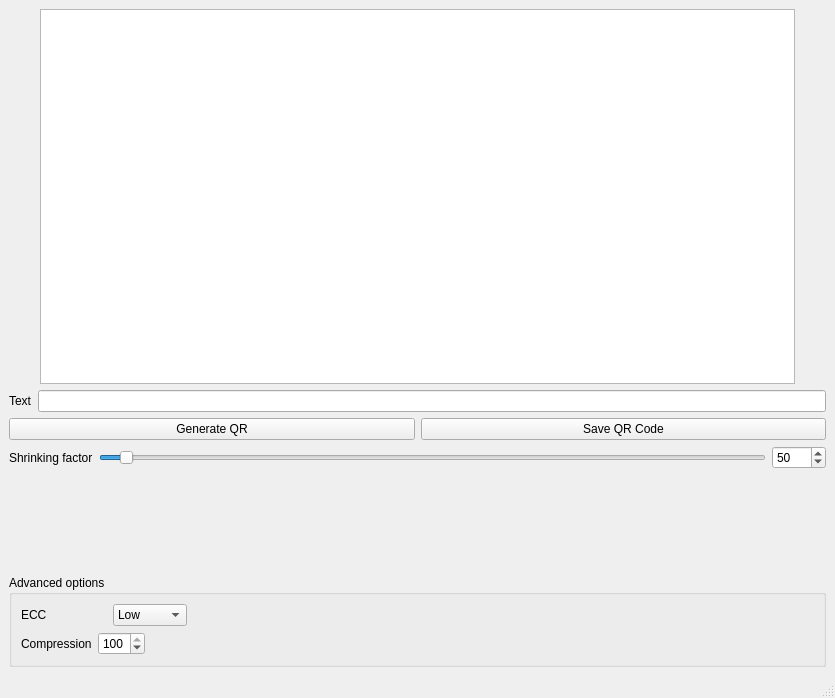
First picture: the form in src/mainwindow.ui, repository lluisalemanypuig/qr-encoder, before the edit.
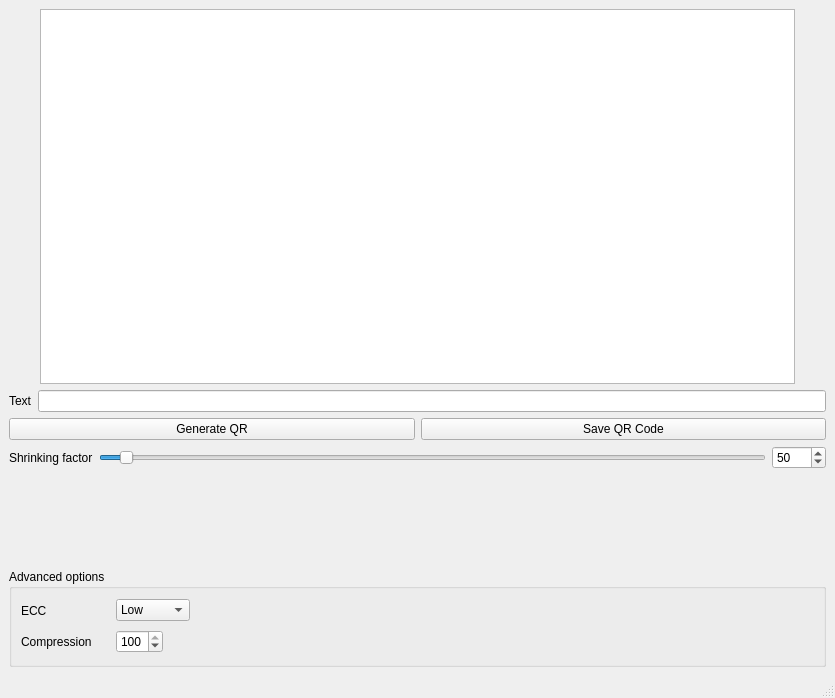
Second picture: the form after the edit. Custom widgets are drawn as their Qt base class.

Commit message: Set minimum size for labels

```diff
--- a/src/mainwindow.ui
+++ b/src/mainwindow.ui
@@ -181,6 +181,12 @@
         <layout class="QHBoxLayout" name="horizontalLayout_4">
          <item>
           <widget class="QLabel" name="label_2">
+           <property name="minimumSize">
+            <size>
+             <width>89</width>
+             <height>25</height>
+            </size>
+           </property>
            <property name="text">
             <string>ECC                  </string>
            </property>
@@ -189,7 +195,7 @@
          <item>
           <widget class="QComboBox" name="ECCComboBox">
            <property name="currentText">
-            <string>High</string>
+            <string>Low</string>
            </property>
            <item>
             <property name="text">
@@ -232,6 +238,12 @@
         <layout class="QHBoxLayout" name="horizontalLayout_3">
          <item>
           <widget class="QLabel" name="label_3">
+           <property name="minimumSize">
+            <size>
+             <width>89</width>
+             <height>26</height>
+            </size>
+           </property>
            <property name="text">
             <string>Compression</string>
            </property>
```
Left out of the diff: 10 changed lines with no effect on the pictures.
